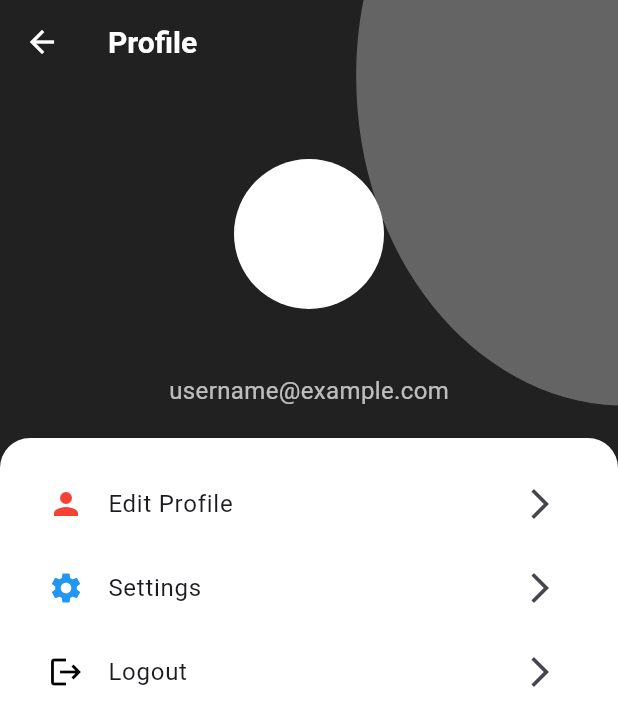
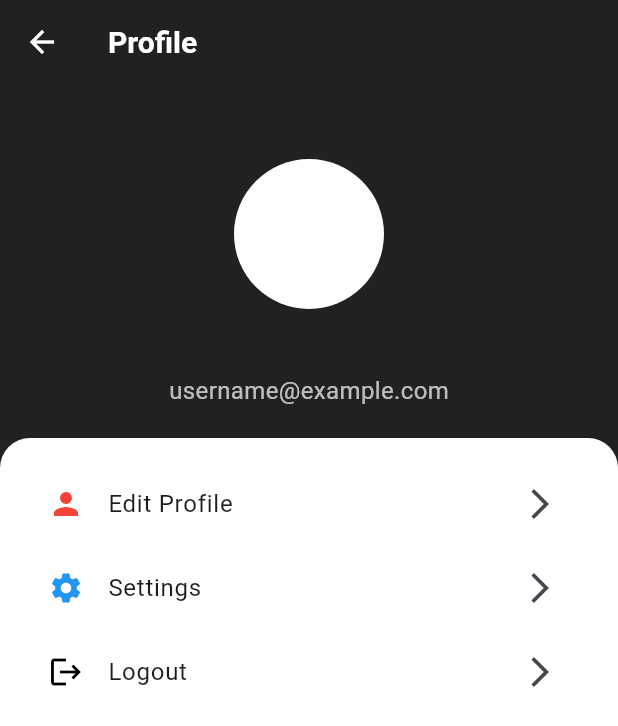
Before and after one commit to Metro-Pro/metro_app, a Flutter app: the screen it shows after launch, after a tap on the "person" icon, on a phone screen of 412 x 824 dp. Shown: the top 726 px of the screen. Run offline on Flutter 3.47's test engine with Material 3 defaults, Android fonts, the phone set to English and light mode, and no system bars; project files that could hold a hidden picture were left out.

Commit message:
unew updates

```diff
--- a/lib/view/pages/home.dart
+++ b/lib/view/pages/home.dart
@@ -1,25 +1,17 @@
 import 'package:flutter/material.dart';
-import 'package:flutter_svg/flutter_svg.dart';
 import 'package:metro_app/view/pages/profile.dart';
-
 
 class HomeScreen extends StatelessWidget {
   const HomeScreen({super.key});
 
   @override
   Widget build(BuildContext context) {
-    return SizedBox(
+    return Container(
+      color: const Color.fromRGBO(33, 33, 33, 1),
       width: double.infinity,
       height: double.infinity,
       child: Stack(
         children: [
-          // Background SVG
-          Positioned.fill(
-            child: SvgPicture.asset(
-              "assets/images/Group 5.svg",
-              fit: BoxFit.cover,
-            ),
-          ),
           SingleChildScrollView(
               child: Column(
                   crossAxisAlignment: CrossAxisAlignment.center,
@@ -37,7 +29,8 @@ class HomeScreen extends StatelessWidget {
                           // Handle back button tap
                           Navigator.push(
                             context,
-                            MaterialPageRoute(builder: (context) => const Profile()),
+                            MaterialPageRoute(
+                                builder: (context) => const Profile()),
                           );
                         },
                         child: Container(
@@ -61,7 +54,8 @@ class HomeScreen extends StatelessWidget {
                           // Handle back button tap
                           Navigator.push(
                             context,
-                            MaterialPageRoute(builder: (context) => const Profile()),
+                            MaterialPageRoute(
+                                builder: (context) => const Profile()),
                           );
                         },
                         child: Container(
--- a/lib/view/pages/profile.dart
+++ b/lib/view/pages/profile.dart
@@ -1,6 +1,5 @@
 import 'package:metro_app/view/pages/edit_profile.dart';
 import 'package:flutter/material.dart';
-import 'package:flutter_svg/flutter_svg.dart';
 import 'package:metro_app/view/pages/login.dart';
 import 'package:metro_app/view/pages/settings.dart';
 
@@ -36,16 +35,9 @@ class Profile extends StatelessWidget {
       extendBodyBehindAppBar: true,
       body: Stack(
         children: [
-          // Background SVG
-          Positioned.fill(
-            child: SvgPicture.asset(
-              "assets/images/Group 5.svg",
-              fit: BoxFit.cover,
-            ),
-          ),
-
-          // Profile Content
-          SafeArea(
+          Container(
+            color: const Color.fromRGBO(33, 33, 33, 1),
+            child: SafeArea(
               child: Column(
                 crossAxisAlignment: CrossAxisAlignment.center,
                 children: [
@@ -73,7 +65,6 @@ class Profile extends StatelessWidget {
 
                   // Profile Options
                   Expanded(
-
                     child: Container(
                       decoration: const BoxDecoration(
                         color: Colors.white,
@@ -84,19 +75,22 @@ class Profile extends StatelessWidget {
                       child: Column(
                         children: [
                           ListTile(
-                          leading: const Icon(Icons.person, color: Colors.red),
+                            leading:
+                                const Icon(Icons.person, color: Colors.red),
                             title: const Text("Edit Profile"),
                             trailing: const Icon(Icons.arrow_forward_ios),
                             onTap: () {
                               Navigator.push(
                                 context,
                                 MaterialPageRoute(
-                                  builder: (context) => const EditProfilePage()),
+                                    builder: (context) =>
+                                        const EditProfilePage()),
                               );
                             },
                           ),
                           ListTile(
-                          leading: const Icon(Icons.settings, color: Colors.blue),
+                            leading:
+                                const Icon(Icons.settings, color: Colors.blue),
                             title: const Text("Settings"),
                             trailing: const Icon(Icons.arrow_forward_ios),
                             onTap: () {
@@ -108,13 +102,15 @@ class Profile extends StatelessWidget {
                             },
                           ),
                           ListTile(
-                          leading: const Icon(Icons.logout, color: Colors.black),
+                            leading:
+                                const Icon(Icons.logout, color: Colors.black),
                             title: const Text("Logout"),
                             trailing: const Icon(Icons.arrow_forward_ios),
                             onTap: () {
                               Navigator.push(
                                 context,
-                              MaterialPageRoute(builder: (context) => const Login()),
+                                MaterialPageRoute(
+                                    builder: (context) => const Login()),
                               );
                             },
                           ),
@@ -125,6 +121,7 @@ class Profile extends StatelessWidget {
                 ],
               ),
             ),
+          ),
         ],
       ),
     );
--- a/pubspec.yaml
+++ b/pubspec.yaml
@@ -30,7 +30,7 @@ environment:
 dependencies:
   flutter:
     sdk: flutter
-
+  http: ^1.1.0
   # The following adds the Cupertino Icons font to your application.
   # Use with the CupertinoIcons class for iOS style icons.
   cupertino_icons: ^1.0.8
```
Also changed, not shown: lib/models/user.dart (added, +24 -0 lines), lib/services/database_helper.dart (deleted, +0 -80 lines), lib/services/user_api.dart (added, +9 -0 lines), lib/view/pages/edit_profile.dart (+0 -7 lines), lib/view/pages/login.dart (+0 -7 lines), lib/view/pages/metro_line.dart (+29 -37 lines), lib/view/pages/payment.dart (+5 -8 lines), lib/view/pages/ticket.dart (+1 -7 lines), assets/images/Cairo-Metro-Map.png (added), assets/images/Group 5.svg (deleted), assets/images/image 1.svg (deleted), assets/images/image_2.svg (deleted), 1 other file. Lines whose indentation alone changed are shown as unchanged.
